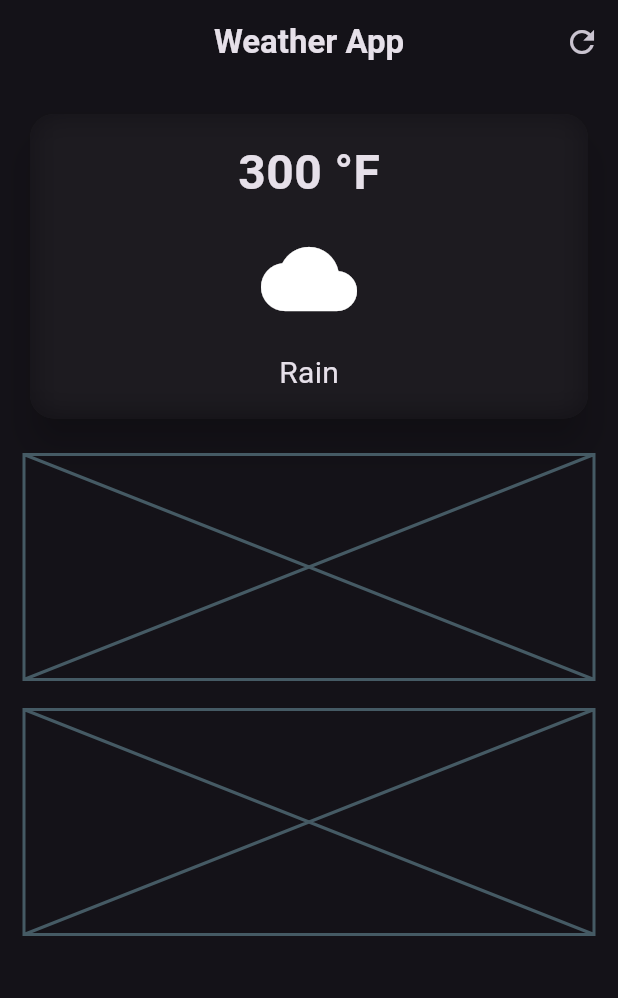
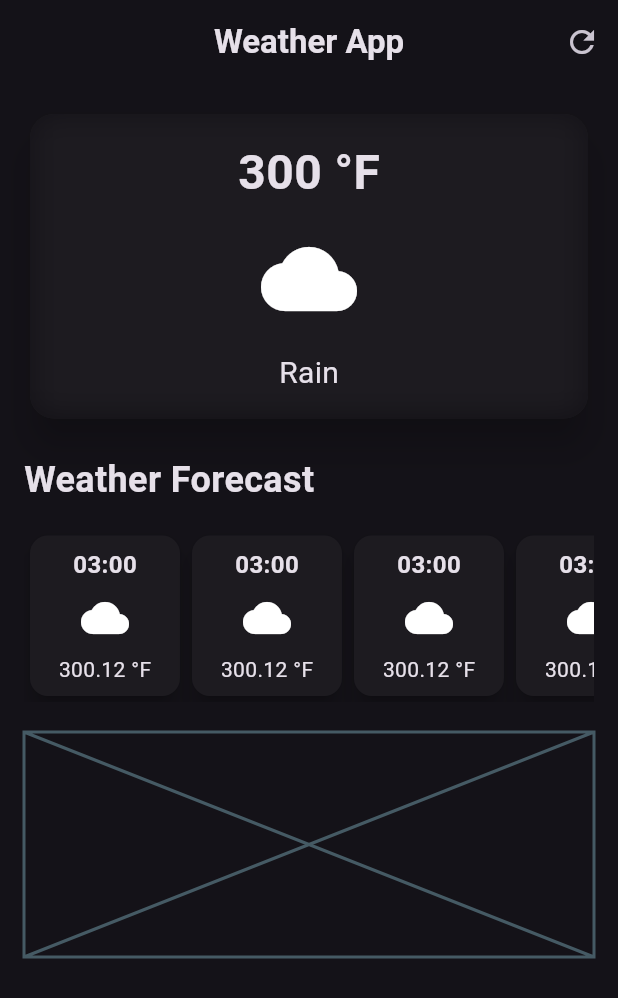
Before and after one commit to ppawlusiak/weather_app, a Flutter app: the screen it shows after launch, on a phone screen of 412 x 824 dp. Shown: the top 998 px of the screen. Run offline on Flutter 3.47's test engine with Material 3 defaults, Android fonts, the phone set to English and light mode, and no system bars.

Commit message:
Create forecast card

```diff
--- a/lib/weather_screen.dart
+++ b/lib/weather_screen.dart
@@ -28,6 +28,7 @@ class WeatherScreen extends StatelessWidget {
       body: Padding(
         padding: const EdgeInsets.all(16.0),
         child: Column(
+          crossAxisAlignment: CrossAxisAlignment.start,
           children: [
             // main card
             SizedBox(
@@ -81,8 +82,27 @@ class WeatherScreen extends StatelessWidget {
               height: 20,
             ),
             // forecast cards
-            const Placeholder(
-              fallbackHeight: 150,
+            const Text(
+              'Weather Forecast',
+              style: TextStyle(
+                fontSize: 24,
+                fontWeight: FontWeight.bold,
+              ),
+            ),
+            const SizedBox(
+              height: 16,
+            ),
+            const SingleChildScrollView(
+              scrollDirection: Axis.horizontal,
+              child: Row(
+                children: [
+                  HurlyForecastItem(),
+                  HurlyForecastItem(),
+                  HurlyForecastItem(),
+                  HurlyForecastItem(),
+                  HurlyForecastItem(),
+                ],
+              ),
             ),
             const SizedBox(
               height: 20,
@@ -97,3 +117,48 @@ class WeatherScreen extends StatelessWidget {
     );
   }
 }
+
+class HurlyForecastItem extends StatelessWidget {
+  const HurlyForecastItem({super.key});
+
+  @override
+  Widget build(BuildContext context) {
+    return Card(
+      elevation: 6,
+      child: Container(
+        width: 100,
+        padding: const EdgeInsets.all(8.0),
+        decoration: BoxDecoration(
+          borderRadius: BorderRadius.circular(12),
+        ),
+        child: const Column(
+          children: [
+            Text(
+              '03:00',
+              style: TextStyle(
+                fontSize: 16,
+                fontWeight: FontWeight.bold,
+              ),
+            ),
+            SizedBox(
+              height: 8,
+            ),
+            Icon(
+              Icons.cloud,
+              size: 32,
+            ),
+            SizedBox(
+              height: 8,
+            ),
+            Text(
+              '300.12 °F',
+              style: TextStyle(
+                fontSize: 14,
+              ),
+            )
+          ],
+        ),
+      ),
+    );
+  }
+}
```
